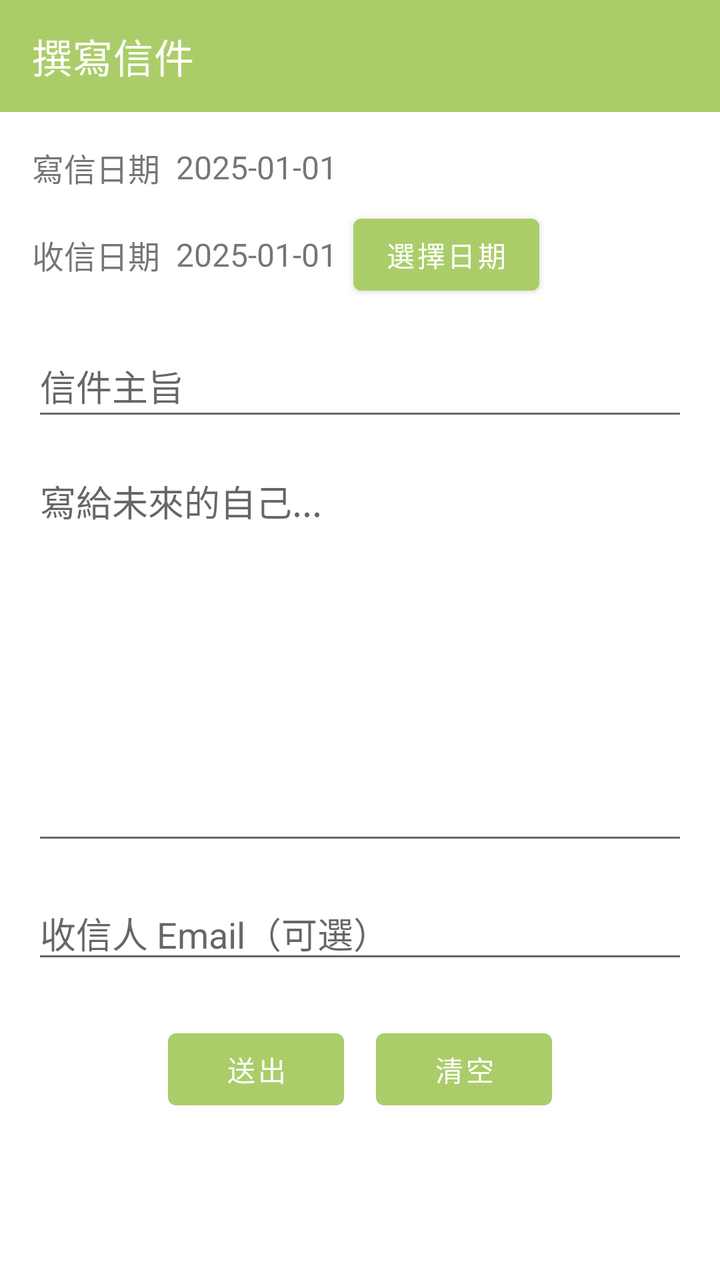
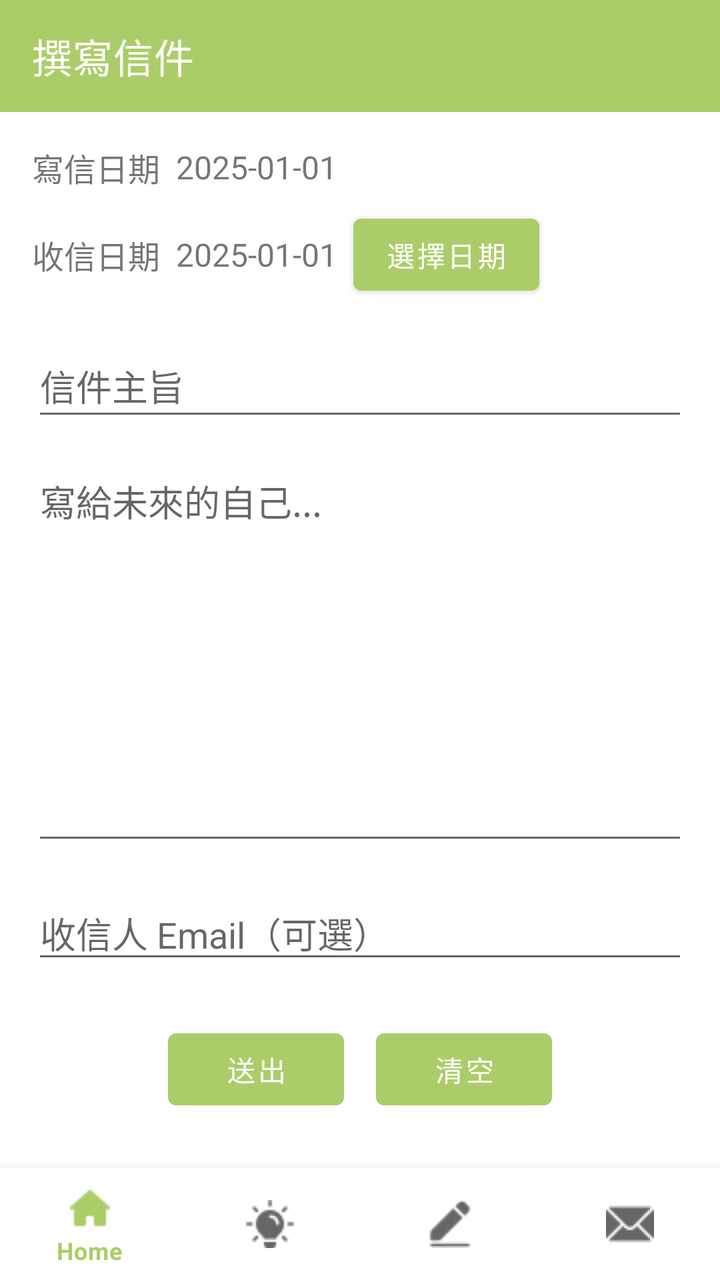

Two renders of the same Android screen: before a commit and after it. Below are the layout's source before the change and the commit's diff.
<!-- AndroidManifest.xml: application theme Theme.FutureMeMailApp -->
<!-- res/layout/activity_write.xml -->
<?xml version="1.0" encoding="utf-8"?>
<androidx.constraintlayout.widget.ConstraintLayout xmlns:android="http://schemas.android.com/apk/res/android"
    xmlns:app="http://schemas.android.com/apk/res-auto"
    xmlns:tools="http://schemas.android.com/tools"
    android:id="@+id/main"
    android:layout_width="match_parent"
    android:layout_height="match_parent"
    tools:context=".WriteActivity">

    <com.google.android.material.appbar.MaterialToolbar
        android:id="@+id/toolbar_write"
        android:layout_width="0dp"
        android:layout_height="wrap_content"
        android:background="?attr/colorPrimary"
        app:title="撰寫信件"
        app:titleTextColor="?attr/colorOnPrimary"
        app:layout_constraintEnd_toEndOf="parent"
        app:layout_constraintStart_toStartOf="parent"
        app:layout_constraintTop_toTopOf="parent" />

    
    <ScrollView
        android:id="@+id/scrollWrite"
        android:layout_width="0dp"
        android:layout_height="0dp"
        android:fillViewport="true"
        app:layout_constraintTop_toBottomOf="@+id/toolbar_write"
        app:layout_constraintBottom_toBottomOf="parent"
        app:layout_constraintStart_toStartOf="parent"
        app:layout_constraintEnd_toEndOf="parent">

        <LinearLayout
            android:layout_width="match_parent"
            android:layout_height="wrap_content"
            android:orientation="vertical"
            android:padding="16dp">

            
            <LinearLayout
                android:layout_width="match_parent"
                android:layout_height="wrap_content"
                android:orientation="horizontal"
                android:gravity="center_vertical"
                android:layout_marginBottom="8dp">

                <TextView
                    android:id="@+id/tvWriteDateLabel"
                    android:layout_width="wrap_content"
                    android:layout_height="wrap_content"
                    android:text="寫信日期"
                    android:textSize="16sp" />

                <TextView
                    android:id="@+id/tvWriteDate"
                    android:layout_width="wrap_content"
                    android:layout_height="wrap_content"
                    android:layout_marginStart="8dp"
                    android:text="2025-01-01"
                    android:textSize="16sp" />
            </LinearLayout>

            
            <LinearLayout
                android:layout_width="match_parent"
                android:layout_height="wrap_content"
                android:orientation="horizontal"
                android:gravity="center_vertical"
                android:layout_marginBottom="16dp">

                <TextView
                    android:id="@+id/tvReceiveDateLabel"
                    android:layout_width="wrap_content"
                    android:layout_height="wrap_content"
                    android:text="收信日期"
                    android:textSize="16sp" />

                <TextView
                    android:id="@+id/tvReceiveDate"
                    android:layout_width="wrap_content"
                    android:layout_height="wrap_content"
                    android:layout_marginStart="8dp"
                    android:text="2025-01-01"
                    android:textSize="16sp" />

                <Button
                    android:id="@+id/btnPickReceiveDate"
                    android:layout_width="wrap_content"
                    android:layout_height="wrap_content"
                    android:layout_marginStart="8dp"
                    android:text="選擇日期" />
            </LinearLayout>

            
            <EditText
                android:id="@+id/etTitle"
                android:layout_width="match_parent"
                android:layout_height="wrap_content"
                android:minHeight="48dp"
                android:hint="信件主旨"
                android:layout_marginBottom="12dp" />

            
            <EditText
                android:id="@+id/etContent"
                android:layout_width="match_parent"
                android:layout_height="200dp"
                android:hint="寫給未來的自己..."
                android:gravity="top"
                android:inputType="textMultiLine"
                android:layout_marginBottom="16dp" />

            
            <EditText
                android:id="@+id/etEmail"
                android:layout_width="match_parent"
                android:layout_height="wrap_content"
                android:hint="收信人 Email（可選）"
                android:inputType="textEmailAddress"
                android:layout_marginBottom="16dp" />

            
            <LinearLayout
                android:layout_width="match_parent"
                android:layout_height="wrap_content"
                android:orientation="horizontal"
                android:gravity="center"
                android:layout_marginTop="8dp">

                <Button
                    android:id="@+id/btnSend"
                    android:layout_width="wrap_content"
                    android:layout_height="wrap_content"
                    android:text="送出"
                    android:layout_marginEnd="16dp" />

                <Button
                    android:id="@+id/btnClear"
                    android:layout_width="wrap_content"
                    android:layout_height="wrap_content"
                    android:text="清空" />
            </LinearLayout>

        </LinearLayout>
    </ScrollView>

</androidx.constraintlayout.widget.ConstraintLayout>
<!-- resources referenced by this layout -->
<resources>
  <style name="Theme.FutureMeMailApp" parent="Theme.MaterialComponents.DayNight.NoActionBar">
  
          
          <item name="colorPrimary">@color/green_200</item>
          <item name="colorPrimaryVariant">@color/green_700</item>
          <item name="colorOnPrimary">@color/white</item>
  
          
          <item name="colorSecondary">@color/teal_200</item>
          <item name="colorSecondaryVariant">@color/teal_700</item>
          <item name="colorOnSecondary">@color/black</item>
  
          
          <item name="android:statusBarColor" tools:targetApi="l">?attr/colorPrimaryVariant</item>
  
      </style>
  <color name="green_200">#ABCD69</color>
  <color name="green_700">#0F502F</color>
  <color name="white">#FFFFFFFF</color>
  <color name="teal_200">#FF03DAC5</color>
  <color name="teal_700">#FF018786</color>
  <color name="black">#FF000000</color>
</resources>

<!-- the commit's change to res/layout/activity_write.xml (unified diff, before → after) -->
@@ -7,6 +7,7 @@
     android:layout_height="match_parent"
     tools:context=".WriteActivity">
 
+    
     <com.google.android.material.appbar.MaterialToolbar
         android:id="@+id/toolbar_write"
         android:layout_width="0dp"
@@ -14,9 +15,9 @@
         android:background="?attr/colorPrimary"
         app:title="撰寫信件"
         app:titleTextColor="?attr/colorOnPrimary"
-        app:layout_constraintEnd_toEndOf="parent"
+        app:layout_constraintTop_toTopOf="parent"
         app:layout_constraintStart_toStartOf="parent"
-        app:layout_constraintTop_toTopOf="parent" />
+        app:layout_constraintEnd_toEndOf="parent" />
 
     
     <ScrollView
@@ -24,8 +25,8 @@
         android:layout_width="0dp"
         android:layout_height="0dp"
         android:fillViewport="true"
-        app:layout_constraintTop_toBottomOf="@+id/toolbar_write"
-        app:layout_constraintBottom_toBottomOf="parent"
+        app:layout_constraintTop_toBottomOf="@id/toolbar_write"
+        app:layout_constraintBottom_toTopOf="@id/bottomNavigationView"
         app:layout_constraintStart_toStartOf="parent"
         app:layout_constraintEnd_toEndOf="parent">
 
@@ -143,4 +144,14 @@
         </LinearLayout>
     </ScrollView>
 
+    
+    <com.google.android.material.bottomnavigation.BottomNavigationView
+        android:id="@+id/bottomNavigationView"
+        android:layout_width="match_parent"
+        android:layout_height="wrap_content"
+        app:layout_constraintBottom_toBottomOf="parent"
+        app:layout_constraintStart_toStartOf="parent"
+        app:layout_constraintEnd_toEndOf="parent"
+        app:menu="@menu/bottom_nav_menu" />
+
 </androidx.constraintlayout.widget.ConstraintLayout>
